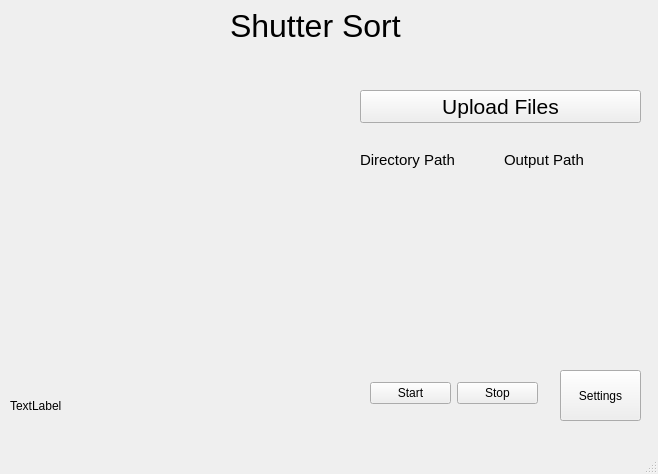
First picture: the form in src/mainwindow.ui, repository m-riley04/ShutterSort, before the edit.
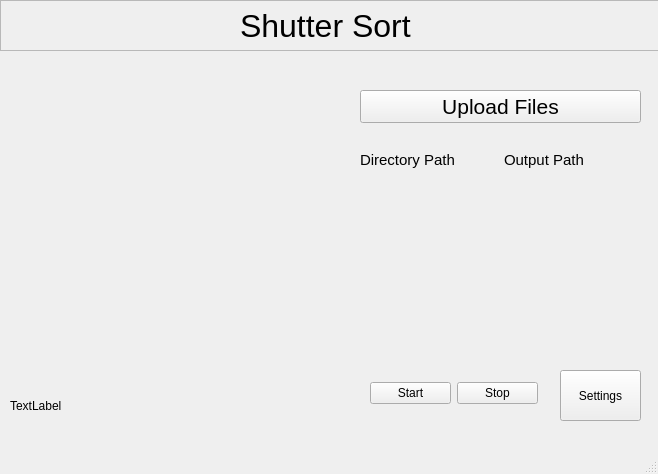
Second picture: the form after the edit.

Commit message: added frame for header

```diff
--- a/src/mainwindow.ui
+++ b/src/mainwindow.ui
@@ -14,24 +14,6 @@
    <string>MainWindow</string>
   </property>
   <widget class="QWidget" name="centralwidget">
-   <widget class="QLabel" name="label_header">
-    <property name="geometry">
-     <rect>
-      <x>230</x>
-      <y>0</y>
-      <width>171</width>
-      <height>51</height>
-     </rect>
-    </property>
-    <property name="font">
-     <font>
-      <pointsize>24</pointsize>
-     </font>
-    </property>
-    <property name="text">
-     <string>Shutter Sort</string>
-    </property>
-   </widget>
    <widget class="QPushButton" name="btn_settings">
     <property name="geometry">
      <rect>
@@ -136,6 +118,45 @@
      <string>TextLabel</string>
     </property>
    </widget>
+   <widget class="QFrame" name="frame_header">
+    <property name="geometry">
+     <rect>
+      <x>0</x>
+      <y>0</y>
+      <width>661</width>
+      <height>51</height>
+     </rect>
+    </property>
+    <property name="frameShape">
+     <enum>QFrame::StyledPanel</enum>
+    </property>
+    <property name="frameShadow">
+     <enum>QFrame::Raised</enum>
+    </property>
+    <widget class="QLabel" name="label_header">
+     <property name="geometry">
+      <rect>
+       <x>240</x>
+       <y>0</y>
+       <width>171</width>
+       <height>51</height>
+      </rect>
+     </property>
+     <property name="font">
+      <font>
+       <pointsize>24</pointsize>
+      </font>
+     </property>
+     <property name="text">
+      <string>Shutter Sort</string>
+     </property>
+    </widget>
+   </widget>
+   <zorder>frame_header</zorder>
+   <zorder>btn_settings</zorder>
+   <zorder>layoutWidget</zorder>
+   <zorder>layoutWidget</zorder>
+   <zorder>label_test</zorder>
   </widget>
   <widget class="QMenuBar" name="menubar">
    <property name="geometry">
```
